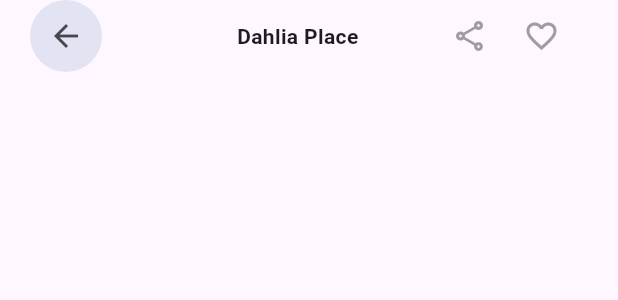
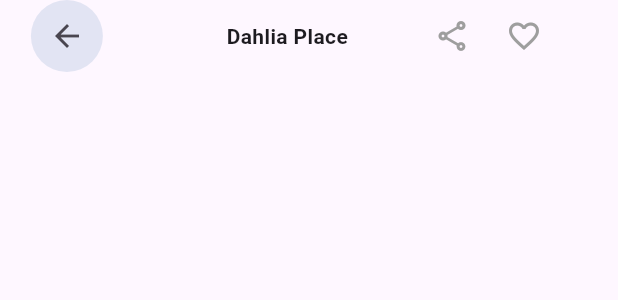
Before and after one commit to Goutham-Vinod/Machine-Test-Hotel-Booking-App-, a Flutter app: the CustomAppBar3 widget shown alone on an empty page, opened directly, on a phone screen of 412 x 824 dp. Shown: the top 300 px of the screen. Run offline on Flutter 3.47's test engine with Material 3 defaults, Android fonts, the phone set to English and light mode, and no system bars; our stand-ins replace persistent_bottom_nav_bar; missing offline and left inert: dart:ffi.

Commit message:
Update custom_app_bar.dart

```diff
--- a/lib/views/about_this_home_page/custom_app_bar.dart
+++ b/lib/views/about_this_home_page/custom_app_bar.dart
@@ -8,11 +8,12 @@ class CustomAppBar3 extends StatelessWidget {
 
   @override
   Widget build(BuildContext context) {
+    double width = MediaQuery.of(context).size.width;
     return Stack(
       children: [
         Row(
           children: [
-            SizedBox(width: 20),
+            SizedBox(width: width * 0.05),
             Container(
               decoration:
                   BoxDecoration(shape: BoxShape.circle, color: AppColors.blue4),
@@ -24,12 +25,12 @@ class CustomAppBar3 extends StatelessWidget {
                     Icons.arrow_back,
                   )),
             ),
-            SizedBox(width: 90),
+            SizedBox(width: width * 0.2),
             Text(
               'Dahlia Place',
               style: TextStyle(fontWeight: FontWeight.w600),
             ),
-            SizedBox(width: 50),
+            SizedBox(width: width * 0.11),
             IconButton(
                 onPressed: () {},
                 icon: Icon(
```
